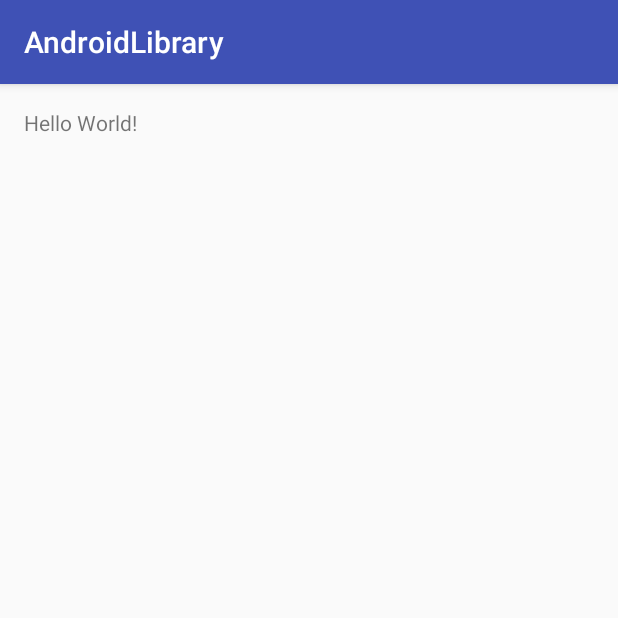
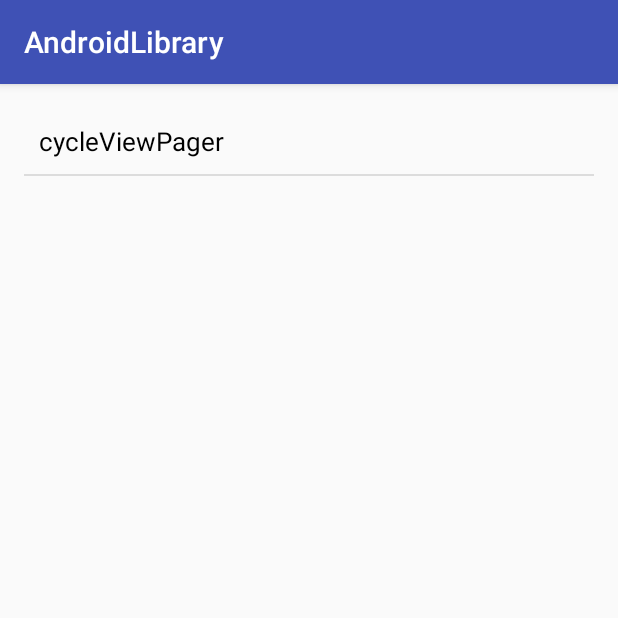
Before and after one commit to lhx546920268/AndroidLibrary, an Android app: the screen it shows after launch (MainActivity), on a phone screen of 412 x 824 dp, the top half of it. Run offline under Robolectric (Android 15) with nearby library versions, the phone set to English and light mode, and no system bars.

Commit message:
添加viewPager无限轮播

```diff
--- a/app/build.gradle
+++ b/app/build.gradle
@@ -20,11 +20,12 @@ android {
 }
 
 dependencies {
-    compile fileTree(dir: 'libs', include: ['*.jar'])
+    compile fileTree(include: ['*.jar'], dir: 'libs')
     androidTestCompile('com.android.support.test.espresso:espresso-core:2.2.2', {
         exclude group: 'com.android.support', module: 'support-annotations'
     })
     compile 'com.android.support:appcompat-v7:25.1.1'
     testCompile 'junit:junit:4.12'
     compile project(':library')
+    compile 'com.android.support:support-v4:25.2.0'
 }
--- a/app/src/main/AndroidManifest.xml
+++ b/app/src/main/AndroidManifest.xml
@@ -15,6 +15,10 @@
                 <category android:name="android.intent.category.LAUNCHER"/>
             </intent-filter>
         </activity>
+
+        <activity android:name=".viewPager.CyclePagerActivity">
+
+        </activity>
     </application>
 
 </manifest>
--- a/app/src/main/java/com/lhx/demo/MainActivity.java
+++ b/app/src/main/java/com/lhx/demo/MainActivity.java
@@ -1,13 +1,72 @@
 package com.lhx.demo;
 
+import android.content.Intent;
+import android.database.DataSetObserver;
 import android.support.v7.app.AppCompatActivity;
 import android.os.Bundle;
+import android.view.View;
+import android.view.ViewGroup;
+import android.widget.AdapterView;
+import android.widget.ArrayAdapter;
+import android.widget.BaseAdapter;
+import android.widget.ListAdapter;
+import android.widget.ListView;
+import android.widget.TextView;
+
+import com.lhx.demo.viewPager.CyclePagerActivity;
+import com.lhx.library.viewHoler.ViewHolder;
+
+import java.util.ArrayList;
 
 public class MainActivity extends AppCompatActivity {
 
+    ArrayList<String> infos = new ArrayList<>();
     @Override
     protected void onCreate(Bundle savedInstanceState) {
         super.onCreate(savedInstanceState);
         setContentView(R.layout.activity_main);
+
+        infos.add("cycleViewPager");
+        ListView listView = (ListView)findViewById(R.id.list_view);
+        listView.setAdapter(new BaseAdapter() {
+            @Override
+            public int getCount() {
+                return infos.size();
+            }
+
+            @Override
+            public Object getItem(int position) {
+                return null;
+            }
+
+            @Override
+            public long getItemId(int position) {
+                return 0;
+            }
+
+            @Override
+            public View getView(int position, View convertView, ViewGroup parent) {
+                if(convertView == null){
+                    convertView = View.inflate(getBaseContext(), R.layout.main_list_item, null);
+                }
+
+                TextView textView = ViewHolder.get(convertView, R.id.text);
+                textView.setText(infos.get(position));
+
+                return convertView;
+            }
+        });
+
+        listView.setOnItemClickListener(new AdapterView.OnItemClickListener() {
+            @Override
+            public void onItemClick(AdapterView<?> parent, View view, int position, long id) {
+                switch (position){
+                    case 0 :
+                        Intent intent = new Intent(MainActivity.this, CyclePagerActivity.class);
+                        startActivity(intent);
+                        break;
+                }
+            }
+        });
     }
 }
--- a/app/src/main/res/layout/activity_main.xml
+++ b/app/src/main/res/layout/activity_main.xml
@@ -11,8 +11,8 @@
     android:paddingTop="@dimen/activity_vertical_margin"
     tools:context="com.lhx.demo.MainActivity">
 
-    <TextView
-        android:layout_width="wrap_content"
-        android:layout_height="wrap_content"
-        android:text="Hello World!"/>
+    <ListView
+        android:layout_width="match_parent"
+        android:layout_height="match_parent"
+        android:id="@+id/list_view"/>
 </RelativeLayout>
--- /dev/null
+++ b/app/src/main/res/layout/main_list_item.xml
@@ -0,0 +1,13 @@
+<?xml version="1.0" encoding="utf-8"?>
+<LinearLayout xmlns:android="http://schemas.android.com/apk/res/android"
+              android:layout_width="match_parent"
+              android:layout_height="match_parent">
+
+    <TextView
+        android:id="@+id/text"
+        android:layout_width="match_parent"
+        android:layout_height="wrap_content"
+        android:padding="10dp"
+        android:textSize="17sp"
+        android:textColor="@android:color/black"/>
+</LinearLayout>
```
Also changed, not shown: app/src/main/java/com/lhx/demo/viewPager/CyclePagerActivity.java (added, +89 -0 lines), app/src/main/res/layout/cycle_pager_activity.xml (added, +21 -0 lines), library/src/main/java/com/lhx/library/viewPager/CyclePagerAdapter.java (added, +225 -0 lines).
